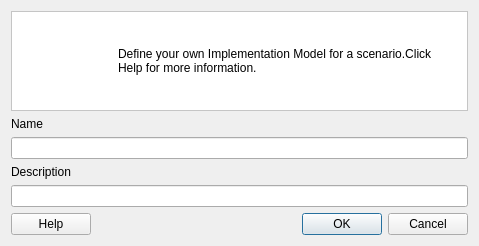
Qt form src/cplus_plugin/ui/implementation_model_editor_dialog.ui (ConservationInternational/cplus-plugin) before a commit.
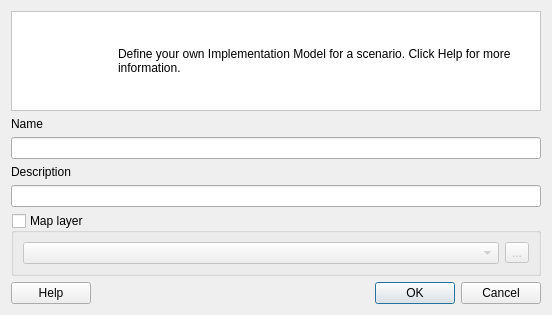
The same form after that commit. Icons and pictures are not drawn. Custom widgets are drawn as their Qt base class.

Commit message: Update implementation model editor dialog.

The edit to the form file:
```diff
--- a/src/cplus_plugin/ui/implementation_model_editor_dialog.ui
+++ b/src/cplus_plugin/ui/implementation_model_editor_dialog.ui
@@ -6,14 +6,112 @@
    <rect>
     <x>0</x>
     <y>0</y>
-    <width>479</width>
-    <height>237</height>
+    <width>552</width>
+    <height>297</height>
    </rect>
   </property>
+  <property name="minimumSize">
+   <size>
+    <width>0</width>
+    <height>0</height>
+   </size>
+  </property>
   <property name="windowTitle">
    <string>Implementation Model Editor</string>
   </property>
   <layout class="QGridLayout" name="gridLayout">
+   <item row="5" column="0" colspan="3">
+    <widget class="QLineEdit" name="txt_description">
+     <property name="maxLength">
+      <number>500</number>
+     </property>
+    </widget>
+   </item>
+   <item row="4" column="0">
+    <widget class="QLabel" name="label_2">
+     <property name="text">
+      <string>Description</string>
+     </property>
+    </widget>
+   </item>
+   <item row="7" column="1">
+    <spacer name="horizontalSpacer">
+     <property name="orientation">
+      <enum>Qt::Horizontal</enum>
+     </property>
+     <property name="sizeHint" stdset="0">
+      <size>
+       <width>198</width>
+       <height>20</height>
+      </size>
+     </property>
+    </spacer>
+   </item>
+   <item row="7" column="2">
+    <widget class="QDialogButtonBox" name="buttonBox">
+     <property name="orientation">
+      <enum>Qt::Horizontal</enum>
+     </property>
+     <property name="standardButtons">
+      <set>QDialogButtonBox::Cancel|QDialogButtonBox::Ok</set>
+     </property>
+    </widget>
+   </item>
+   <item row="7" column="0">
+    <widget class="QPushButton" name="btn_help">
+     <property name="text">
+      <string>Help</string>
+     </property>
+    </widget>
+   </item>
+   <item row="2" column="0">
+    <widget class="QLabel" name="label">
+     <property name="text">
+      <string>Name</string>
+     </property>
+    </widget>
+   </item>
+   <item row="6" column="0" colspan="3">
+    <widget class="QgsCollapsibleGroupBox" name="layer_gb">
+     <property name="minimumSize">
+      <size>
+       <width>0</width>
+       <height>0</height>
+      </size>
+     </property>
+     <property name="title">
+      <string>Map layer</string>
+     </property>
+     <property name="checkable">
+      <bool>true</bool>
+     </property>
+     <property name="checked">
+      <bool>false</bool>
+     </property>
+     <property name="collapsed">
+      <bool>true</bool>
+     </property>
+     <layout class="QGridLayout" name="gridLayout_6">
+      <item row="0" column="0">
+       <widget class="QgsMapLayerComboBox" name="cbo_layer"/>
+      </item>
+      <item row="0" column="1">
+       <widget class="QToolButton" name="btn_select_file">
+        <property name="text">
+         <string>...</string>
+        </property>
+       </widget>
+      </item>
+     </layout>
+    </widget>
+   </item>
+   <item row="3" column="0" colspan="3">
+    <widget class="QLineEdit" name="txt_name">
+     <property name="maxLength">
+      <number>200</number>
+     </property>
+    </widget>
+   </item>
    <item row="0" column="0" colspan="3">
     <widget class="QFrame" name="frame">
      <property name="sizePolicy">
@@ -69,7 +167,7 @@
       <item>
        <widget class="QLabel" name="label_123">
         <property name="text">
-         <string>&lt;html&gt;&lt;head/&gt;&lt;body&gt;&lt;p&gt;Define your own Implementation Model for a scenario.Click Help for more information.&lt;/p&gt;&lt;/body&gt;&lt;/html&gt;</string>
+         <string>&lt;html&gt;&lt;head/&gt;&lt;body&gt;&lt;p&gt;Define your own Implementation Model for a scenario. Click Help for more information.&lt;/p&gt;&lt;/body&gt;&lt;/html&gt;</string>
         </property>
         <property name="wordWrap">
          <bool>true</bool>
@@ -82,58 +180,24 @@
      </layout>
     </widget>
    </item>
-   <item row="1" column="0">
-    <widget class="QLabel" name="label">
-     <property name="text">
-      <string>Name</string>
-     </property>
-    </widget>
-   </item>
-   <item row="2" column="0" colspan="3">
-    <widget class="QLineEdit" name="txt_name"/>
-   </item>
-   <item row="3" column="0">
-    <widget class="QLabel" name="label_2">
-     <property name="text">
-      <string>Description</string>
-     </property>
-    </widget>
-   </item>
-   <item row="4" column="0" colspan="3">
-    <widget class="QLineEdit" name="txt_description"/>
-   </item>
-   <item row="5" column="0">
-    <widget class="QPushButton" name="btn_help">
-     <property name="text">
-      <string>Help</string>
-     </property>
-    </widget>
-   </item>
-   <item row="5" column="1">
-    <spacer name="horizontalSpacer">
-     <property name="orientation">
-      <enum>Qt::Horizontal</enum>
-     </property>
-     <property name="sizeHint" stdset="0">
-      <size>
-       <width>198</width>
-       <height>20</height>
-      </size>
-     </property>
-    </spacer>
-   </item>
-   <item row="5" column="2">
-    <widget class="QDialogButtonBox" name="buttonBox">
-     <property name="orientation">
-      <enum>Qt::Horizontal</enum>
-     </property>
-     <property name="standardButtons">
-      <set>QDialogButtonBox::Cancel|QDialogButtonBox::Ok</set>
-     </property>
-    </widget>
+   <item row="1" column="0" colspan="3">
+    <layout class="QVBoxLayout" name="vl_notification"/>
    </item>
   </layout>
  </widget>
+ <customwidgets>
+  <customwidget>
+   <class>QgsCollapsibleGroupBox</class>
+   <extends>QGroupBox</extends>
+   <header>qgscollapsiblegroupbox.h</header>
+   <container>1</container>
+  </customwidget>
+  <customwidget>
+   <class>QgsMapLayerComboBox</class>
+   <extends>QComboBox</extends>
+   <header>qgsmaplayercombobox.h</header>
+  </customwidget>
+ </customwidgets>
  <resources/>
  <connections>
   <connection>
```
Left out of the diff: 9 changed lines with no effect on the pictures. The commit also changes 4 other files.
